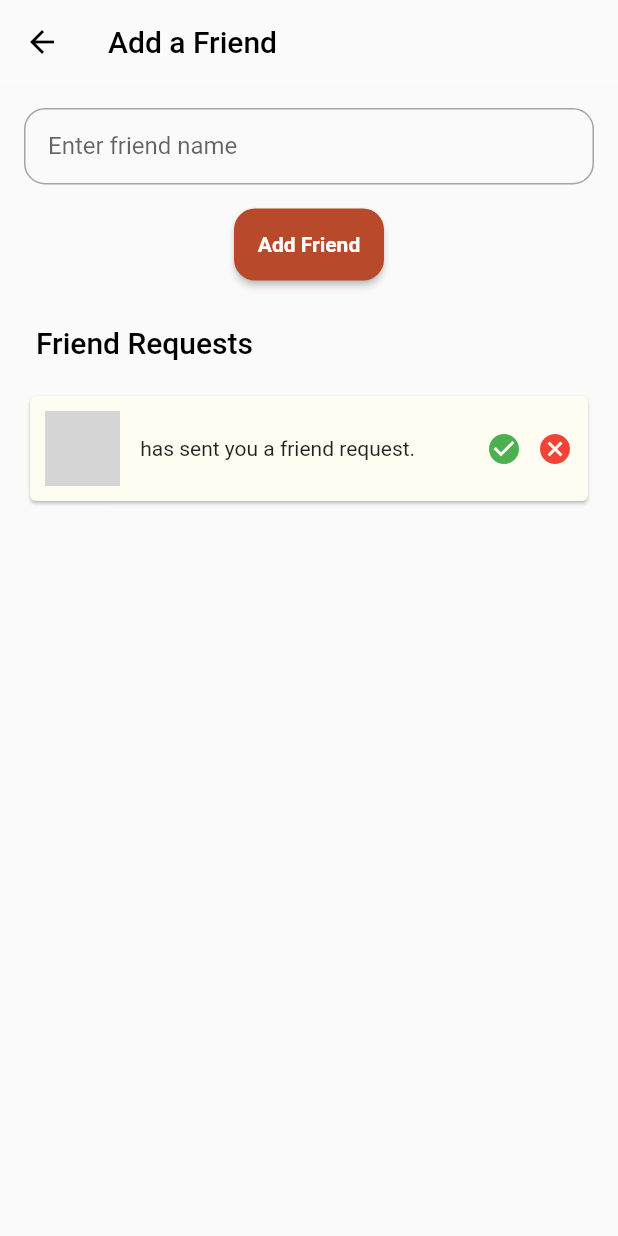
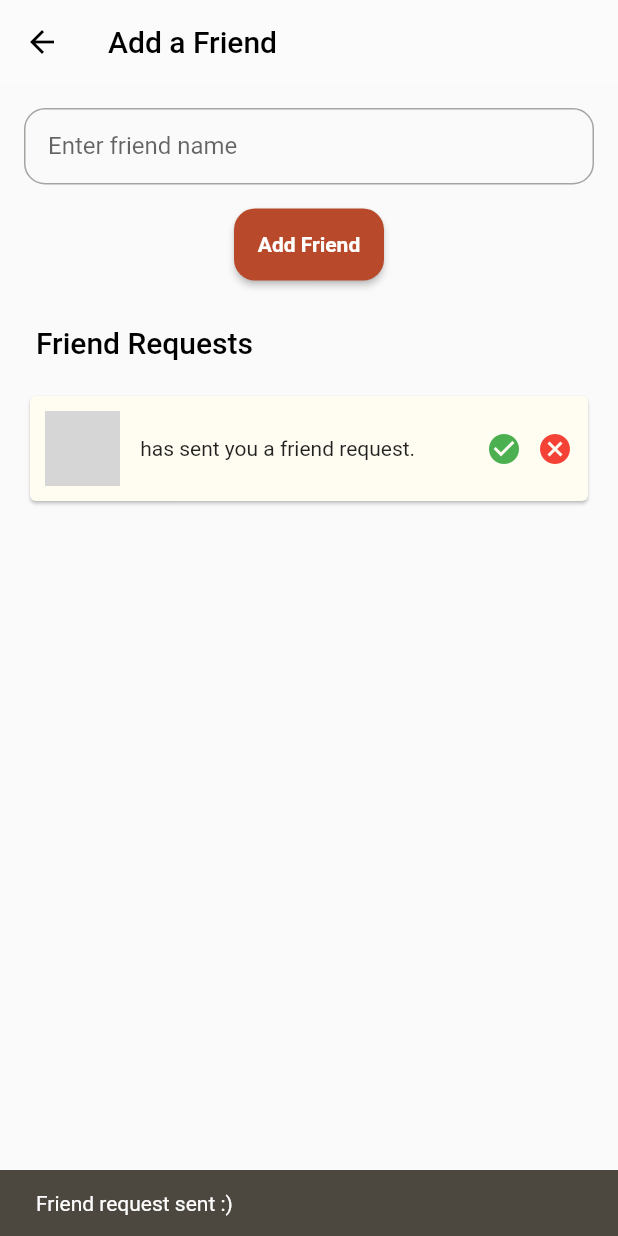
Before and after one commit to tdschmidt/Odds, a Flutter app: the AddFriendsPage screen opened directly with empty values, after a tap on "Add Friend", on a phone screen of 412 x 824 dp. Run offline on Flutter 3.47's test engine with Material 2 defaults, Android fonts, the phone set to English and light mode, and no system bars; our stand-ins replace cloud_firestore, firebase_auth, firebase_core, firebase_storage, google_sign_in, toggle_switch; accounts and stored records are empty; network calls fail; grey boxes are pictures that could not be loaded.

Commit message:
Added toasts for friend requests.

```diff
--- a/odds3/lib/pages/add_friends_page.dart
+++ b/odds3/lib/pages/add_friends_page.dart
@@ -82,6 +82,10 @@ class _AddFriendsPage extends State<AddFriendsPage> {
                       .get();
                   // This is the case where we get no matches
                   if (querySnapShot.docs.isEmpty) {
+                    final snackBar = SnackBar(
+                      content: const Text('This user was not found.'),
+                    );
+                    ScaffoldMessenger.of(context).showSnackBar(snackBar);
                     print("No user found with name $friendName");
                   } else {
                     // This is the case where a match was found
@@ -99,6 +103,11 @@ class _AddFriendsPage extends State<AddFriendsPage> {
                         .then((friendDocs) {
                       if (friendDocs.docs.isNotEmpty) {
                         print("Friend request already exists");
+                        final snackBar = SnackBar(
+                          content: const Text(
+                              'You already have an open friend request with this user.'),
+                        );
+                        ScaffoldMessenger.of(context).showSnackBar(snackBar);
                       } else {
                         // get's info on current user
                         var inviterId = friendInviter?['userId'];
@@ -130,6 +139,10 @@ class _AddFriendsPage extends State<AddFriendsPage> {
                             status: status);
                         state.makeFriendRequest(curr_friend_request);
                         print("Added friend");
+                        final snackBar = SnackBar(
+                          content: const Text('Friend request sent :)'),
+                        );
+                        ScaffoldMessenger.of(context).showSnackBar(snackBar);
                       }
                     });
                   }
```
